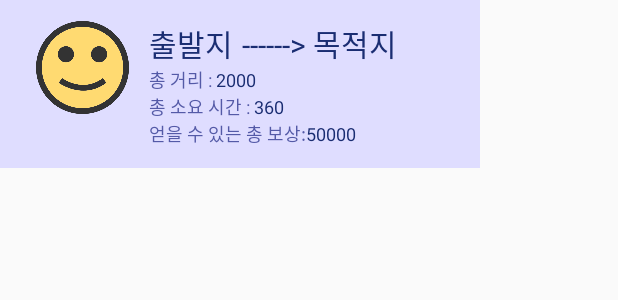
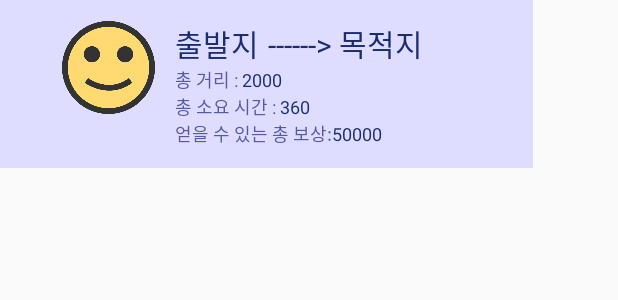
Before and after one commit to jaeseok3/sendyDemoProject, an Android app: the layout request_listview_item.xml on its own in the app's theme, with its tools: preview values and no code run, on a phone screen of 412 x 824 dp. Shown: the top 300 px of the screen. Run offline under Robolectric (Android 15) with nearby library versions, the phone set to English and light mode, and no system bars.

```diff
--- a/app/src/main/res/layout/request_listview_item.xml
+++ b/app/src/main/res/layout/request_listview_item.xml
@@ -2,7 +2,7 @@
 <LinearLayout xmlns:android="http://schemas.android.com/apk/res/android"
     xmlns:app="http://schemas.android.com/apk/res-auto"
     android:id="@+id/navHead"
-    android:layout_width="320dp"
+    android:layout_width="355dp"
     android:layout_height="wrap_content"
     android:background="@color/lightBlue"
     android:foreground="?attr/selectableItemBackground"
```
Also changed, not shown: app/src/main/java/com/example/sendymapdemo/MapsActivity.kt (+12 -35 lines).
